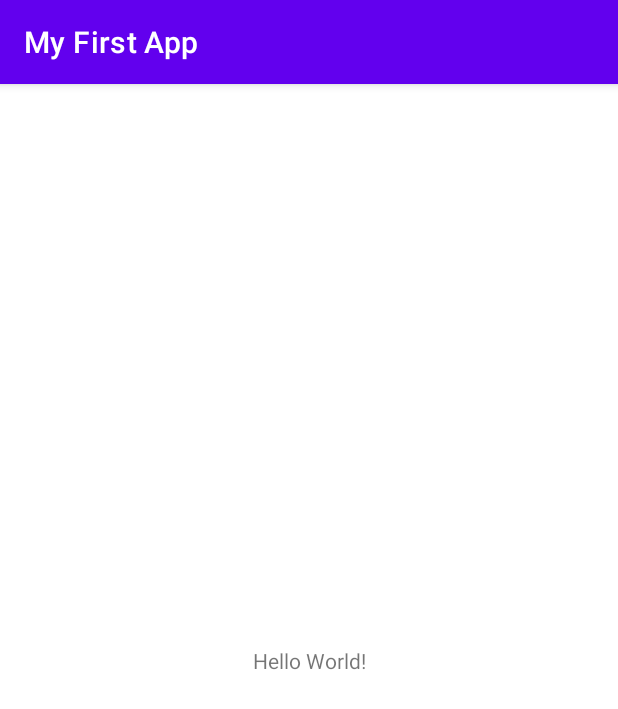
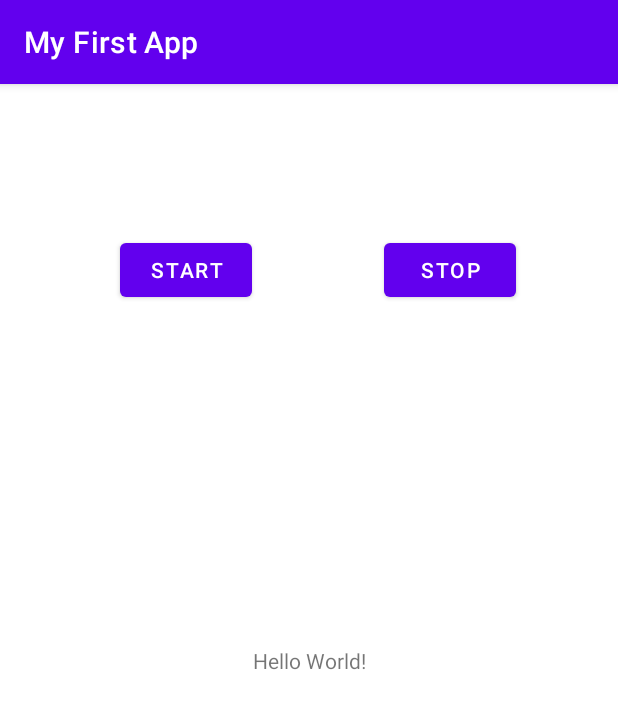
Before and after one commit to AndrejSimeunovic/My-First-App, an Android app: the screen it shows after launch (MainActivity), on a phone screen of 412 x 824 dp. Shown: the top 709 px of the screen. Run offline under Robolectric (Android 15) with nearby library versions, the light colour scheme and no system bars.

Commit message:
Added button to display accelerometer values when clicked

```diff
--- a/app/src/main/java/com/example/myfirstapp/MainActivity.java
+++ b/app/src/main/java/com/example/myfirstapp/MainActivity.java
@@ -2,13 +2,58 @@ package com.example.myfirstapp;
 
 import androidx.appcompat.app.AppCompatActivity;
 
+import android.content.Context;
+import android.hardware.Sensor;
+import android.hardware.SensorEvent;
+import android.hardware.SensorEventListener;
+import android.hardware.SensorManager;
 import android.os.Bundle;
+import android.widget.Button;
+import android.widget.TextView;
 
-public class MainActivity extends AppCompatActivity {
+public class MainActivity extends AppCompatActivity implements SensorEventListener {
+
+    private SensorManager sensorManager;
+    private Sensor accelerometer;
+
 
     @Override
     protected void onCreate(Bundle savedInstanceState) {
         super.onCreate(savedInstanceState);
         setContentView(R.layout.activity_main);
+
+        Button startButton = findViewById(R.id.start_button);
+        startButton.setOnClickListener(view -> startAccelerometer());
+
+        Button stopButton = findViewById(R.id.stop_button);
+        stopButton.setOnClickListener(view -> stopAccelerometer());
+
+        sensorManager = (SensorManager) getSystemService(Context.SENSOR_SERVICE);
+        accelerometer = sensorManager.getDefaultSensor(Sensor.TYPE_ACCELEROMETER);
+    }
+
+    private void startAccelerometer() {
+        sensorManager.registerListener(this, accelerometer, SensorManager.SENSOR_DELAY_NORMAL);
+    }
+
+    private void stopAccelerometer() {
+        sensorManager.unregisterListener(this);
+    }
+
+    @Override
+    public void onSensorChanged(SensorEvent event) {
+        if (event.sensor.getType() == Sensor.TYPE_ACCELEROMETER) {
+            float x = event.values[0];
+            float y = event.values[1];
+            float z = event.values[2];
+
+            ((TextView) findViewById(R.id.txt)).setText("X: " + x + ", Y: " + y + ", Z: " + z);
+
+        }
+    }
+
+    @Override
+    public void onAccuracyChanged(Sensor sensor, int i) {
+        // Do nothing
     }
 }
--- a/app/src/main/res/layout/activity_main.xml
+++ b/app/src/main/res/layout/activity_main.xml
@@ -7,6 +7,7 @@
     tools:context=".MainActivity">
 
     <TextView
+        android:id="@+id/txt"
         android:layout_width="wrap_content"
         android:layout_height="wrap_content"
         android:text="Hello World!"
@@ -15,4 +16,25 @@
         app:layout_constraintStart_toStartOf="parent"
         app:layout_constraintTop_toTopOf="parent" />
 
+    <Button
+        android:id="@+id/start_button"
+        android:layout_width="wrap_content"
+        android:layout_height="wrap_content"
+        android:layout_marginTop="100dp"
+        android:layout_marginEnd="8dp"
+        android:text="Start"
+        app:layout_constraintEnd_toStartOf="@+id/stop_button"
+        app:layout_constraintStart_toStartOf="parent"
+        app:layout_constraintTop_toTopOf="parent" />
+
+    <Button
+        android:id="@+id/stop_button"
+        android:layout_width="wrap_content"
+        android:layout_height="wrap_content"
+        android:layout_marginTop="100dp"
+        android:layout_marginEnd="68dp"
+        android:text="STOP"
+        app:layout_constraintEnd_toEndOf="parent"
+        app:layout_constraintTop_toTopOf="parent" />
+
 </androidx.constraintlayout.widget.ConstraintLayout>
```
